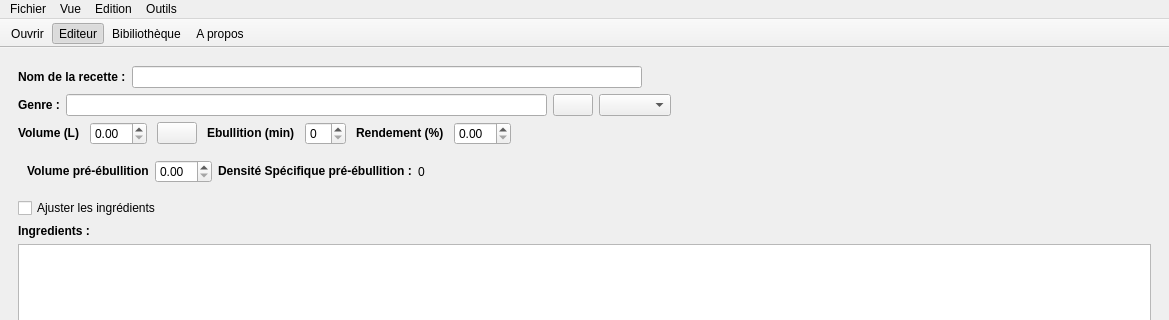
Before: the Qt Designer form reader.ui in 314r/joliebulle, drawn with Qt 5; both pictures show x 0 to 1169 and y 0 to 320 of the 1169 by 733 pixel window.
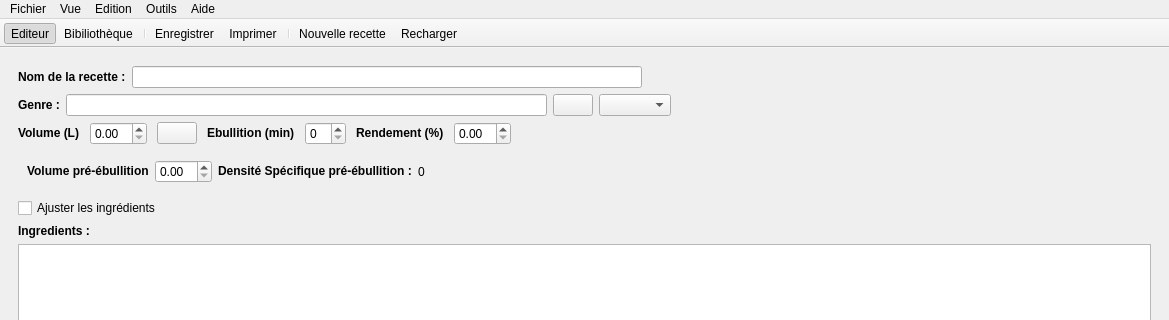
After: the same form once the commit is applied. Icons and pictures are not drawn.

Commit message: bug enregistrer toolbar et retouches cosmétiques toolbar

Diff of the .ui file:
```diff
--- a/reader.ui
+++ b/reader.ui
@@ -700,10 +700,14 @@
    <attribute name="toolBarBreak">
     <bool>false</bool>
    </attribute>
-   <addaction name="actionOuvrir"/>
    <addaction name="actionVueEditeurToolBar"/>
    <addaction name="actionVueBibliothequeToolBar"/>
-   <addaction name="actionAbout"/>
+   <addaction name="separator"/>
+   <addaction name="actionEnregistrerToolBar"/>
+   <addaction name="actionImprimer"/>
+   <addaction name="separator"/>
+   <addaction name="actionNouvelle_recette"/>
+   <addaction name="actionRecharger"/>
   </widget>
   <widget class="QMenuBar" name="menuBar">
    <property name="geometry">
@@ -755,10 +759,17 @@
     <addaction name="actionVueEditeur"/>
     <addaction name="actionVueBibliotheque"/>
    </widget>
+   <widget class="QMenu" name="menuAide">
+    <property name="title">
+     <string>Aide</string>
+    </property>
+    <addaction name="actionAbout"/>
+   </widget>
    <addaction name="menuFichier"/>
    <addaction name="menuVue"/>
    <addaction name="menuEdition"/>
    <addaction name="menuOutils"/>
+   <addaction name="menuAide"/>
   </widget>
   <widget class="QStatusBar" name="statusBar"/>
   <action name="actionOuvrir">
@@ -926,6 +937,15 @@
     <string>Bibiliothèque de recettes</string>
    </property>
   </action>
+  <action name="actionEnregistrerToolBar">
+   <property name="icon">
+    <iconset>
+     <normaloff>Images/save.png</normaloff>Images/save.png</iconset>
+   </property>
+   <property name="text">
+    <string>&amp;Enregistrer</string>
+   </property>
+  </action>
  </widget>
  <resources/>
  <connections/>
```
Left out of the diff: 13 changed lines with no effect on the pictures. The commit also changes 2 other files.
